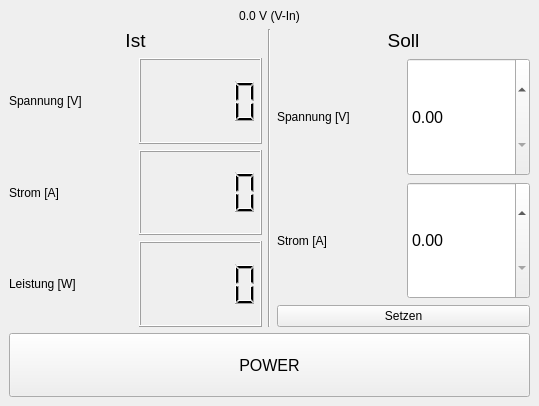
First picture: the form in dpsGUI.ui, repository Haschtl/PyDPS, before the edit.
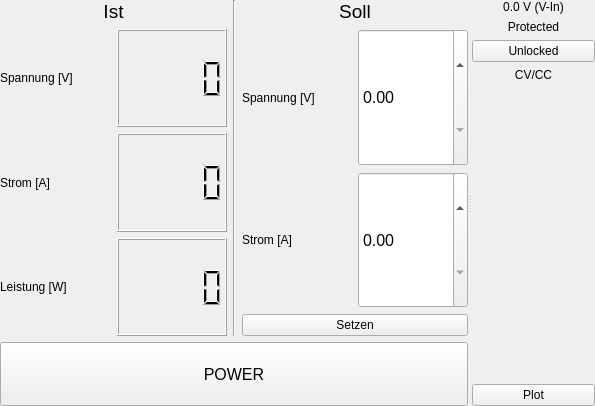
Second picture: the form after the edit. Icons and pictures are not drawn.

Patch:
```diff
--- a/dpsGUI.ui
+++ b/dpsGUI.ui
@@ -6,7 +6,7 @@
    <rect>
     <x>0</x>
     <y>0</y>
-    <width>539</width>
+    <width>595</width>
     <height>406</height>
    </rect>
   </property>
@@ -1330,23 +1330,29 @@
 </string>
   </property>
   <widget class="QWidget" name="centralwidget">
+   <layout class="QHBoxLayout" name="horizontalLayout_2">
+    <property name="spacing">
+     <number>0</number>
+    </property>
+    <property name="leftMargin">
+     <number>0</number>
+    </property>
+    <property name="topMargin">
+     <number>0</number>
+    </property>
+    <property name="rightMargin">
+     <number>0</number>
+    </property>
+    <property name="bottomMargin">
+     <number>0</number>
+    </property>
+    <item>
+     <widget class="QSplitter" name="splitter">
+      <property name="orientation">
+       <enum>Qt::Horizontal</enum>
+      </property>
+      <widget class="QWidget" name="verticalLayoutWidget">
    <layout class="QVBoxLayout" name="verticalLayout_3">
-    <item>
-     <widget class="QLabel" name="vInLabel">
-      <property name="sizePolicy">
-       <sizepolicy hsizetype="Preferred" vsizetype="Fixed">
-        <horstretch>0</horstretch>
-        <verstretch>0</verstretch>
-       </sizepolicy>
-      </property>
-      <property name="text">
-       <string>0.0 V (V-In)</string>
-      </property>
-      <property name="alignment">
-       <set>Qt::AlignCenter</set>
-      </property>
-     </widget>
-    </item>
     <item>
      <layout class="QHBoxLayout" name="horizontalLayout">
       <item>
@@ -1522,6 +1528,77 @@
       <property name="checkable">
        <bool>true</bool>
       </property>
+         </widget>
+        </item>
+       </layout>
+      </widget>
+      <widget class="QWidget" name="verticalLayoutWidget_2">
+       <layout class="QVBoxLayout" name="verticalLayout_4">
+        <item>
+         <widget class="QLabel" name="vInLabel">
+          <property name="sizePolicy">
+           <sizepolicy hsizetype="Preferred" vsizetype="Fixed">
+            <horstretch>0</horstretch>
+            <verstretch>0</verstretch>
+           </sizepolicy>
+          </property>
+          <property name="text">
+           <string>0.0 V (V-In)</string>
+          </property>
+          <property name="alignment">
+           <set>Qt::AlignCenter</set>
+          </property>
+         </widget>
+        </item>
+        <item>
+         <widget class="QLabel" name="protectedLabel">
+          <property name="text">
+           <string>Protected</string>
+          </property>
+          <property name="alignment">
+           <set>Qt::AlignCenter</set>
+          </property>
+         </widget>
+        </item>
+        <item>
+         <widget class="QPushButton" name="lockedButton">
+          <property name="text">
+           <string>Unlocked</string>
+          </property>
+         </widget>
+        </item>
+        <item>
+         <widget class="QLabel" name="cvccLabel">
+          <property name="text">
+           <string>CV/CC</string>
+          </property>
+          <property name="alignment">
+           <set>Qt::AlignCenter</set>
+          </property>
+         </widget>
+        </item>
+        <item>
+         <spacer name="verticalSpacer">
+          <property name="orientation">
+           <enum>Qt::Vertical</enum>
+          </property>
+          <property name="sizeHint" stdset="0">
+           <size>
+            <width>20</width>
+            <height>40</height>
+           </size>
+          </property>
+         </spacer>
+        </item>
+        <item>
+         <widget class="QPushButton" name="plotButton">
+          <property name="text">
+           <string>Plot</string>
+          </property>
+         </widget>
+        </item>
+       </layout>
+      </widget>
      </widget>
     </item>
    </layout>
```
Lines whose indentation alone changed are shown as unchanged.
